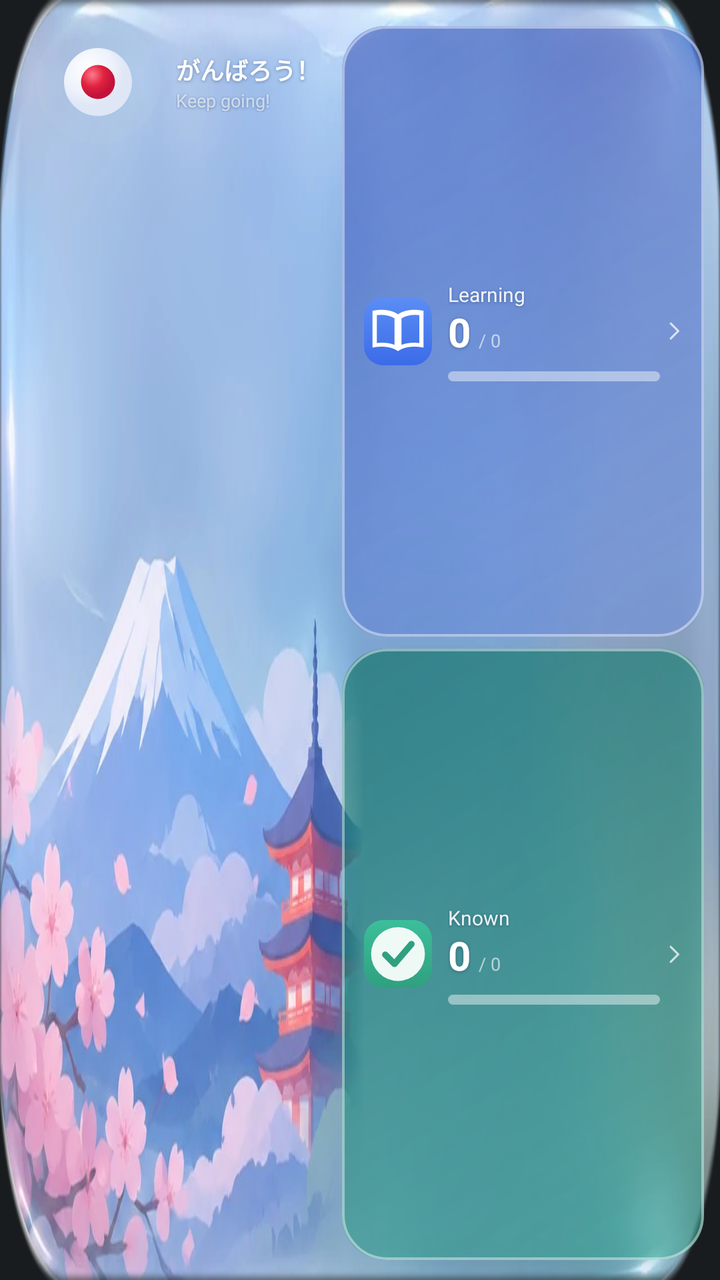
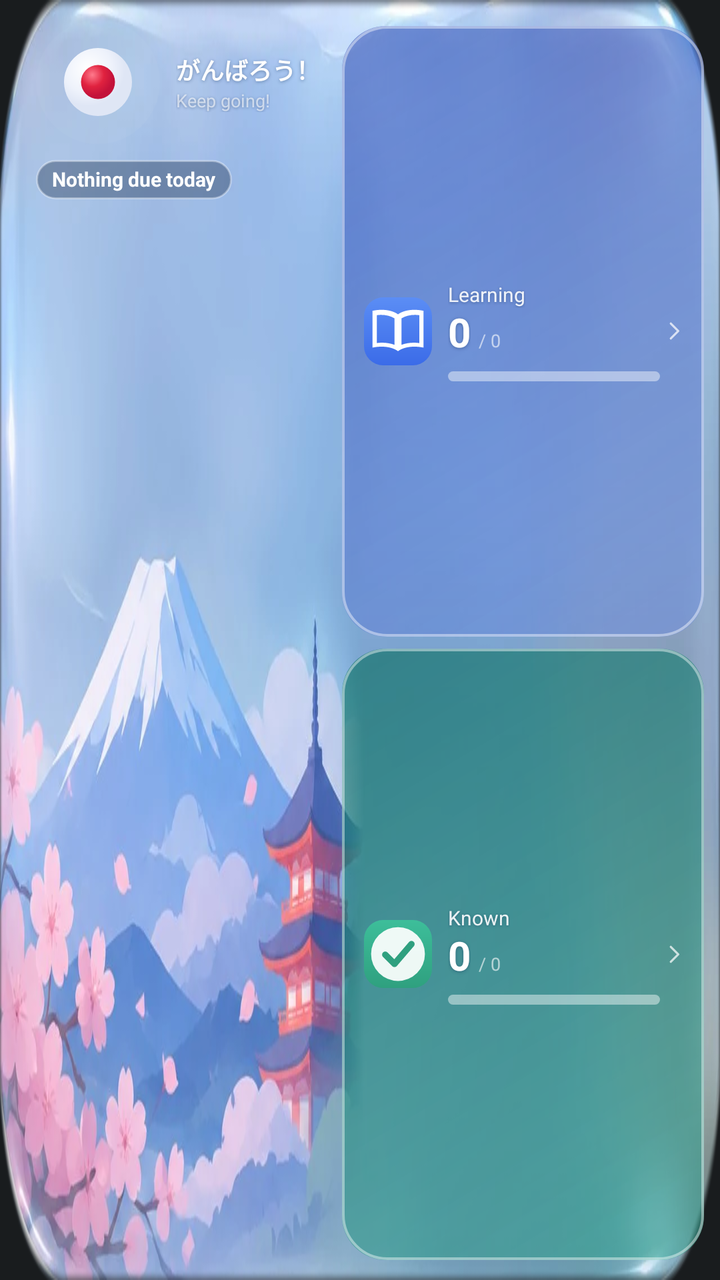

Compare the two renders of this Android layout. The source of the first and the diff that turns it into the second are given below.
<!-- AndroidManifest.xml: application theme android:Theme.DeviceDefault.NoActionBar -->
<!-- res/layout/widget_migoku.xml -->
<?xml version="1.0" encoding="utf-8"?>
<FrameLayout xmlns:android="http://schemas.android.com/apk/res/android"
    android:id="@+id/widget_container"
    android:layout_width="match_parent"
    android:layout_height="match_parent"
    android:background="@drawable/widget_plate">

    
    <LinearLayout
        android:id="@+id/layout_content"
        android:layout_width="match_parent"
        android:layout_height="match_parent"
        android:baselineAligned="false"
        android:orientation="horizontal">

        
        <LinearLayout
            android:id="@+id/layout_header"
            android:layout_width="0dp"
            android:layout_height="match_parent"
            android:layout_weight="0.95"
            android:orientation="vertical"
            android:paddingStart="18dp"
            android:paddingTop="10dp">

            <LinearLayout
                android:id="@+id/layout_header_row"
                android:layout_width="wrap_content"
                android:layout_height="wrap_content"
                android:gravity="center_vertical"
                android:orientation="horizontal">

                <FrameLayout
                    android:id="@+id/header_blob"
                    android:layout_width="62dp"
                    android:layout_height="62dp"
                    android:background="@drawable/bg_header_blob"
                    android:padding="14dp">

                    <ImageView
                        android:id="@+id/img_jp_flag"
                        android:layout_width="match_parent"
                        android:layout_height="match_parent"
                        android:contentDescription="@string/flag_description"
                        android:src="@drawable/ic_japan_flag" />
                </FrameLayout>

                <LinearLayout
                    android:layout_width="wrap_content"
                    android:layout_height="wrap_content"
                    android:layout_marginStart="8dp"
                    android:orientation="vertical">

                    <TextView
                        android:id="@+id/tv_title"
                        android:layout_width="wrap_content"
                        android:layout_height="wrap_content"
                        android:fontFamily="sans-serif-rounded"
                        android:includeFontPadding="false"
                        android:maxLines="1"
                        android:shadowColor="@color/text_shadow"
                        android:shadowDx="0"
                        android:shadowDy="1"
                        android:shadowRadius="4"
                        android:text="@string/widget_title"
                        android:textColor="@color/text_primary"
                        android:textSize="12sp"
                        android:textStyle="bold" />

                    <TextView
                        android:id="@+id/tv_subtitle"
                        android:layout_width="wrap_content"
                        android:layout_height="wrap_content"
                        android:layout_marginTop="2dp"
                        android:fontFamily="sans-serif-rounded"
                        android:includeFontPadding="false"
                        android:maxLines="1"
                        android:shadowColor="@color/text_shadow"
                        android:shadowDx="0"
                        android:shadowDy="1"
                        android:shadowRadius="3"
                        android:text="@string/widget_subtitle"
                        android:textColor="@color/text_secondary"
                        android:textSize="9sp" />
                </LinearLayout>
            </LinearLayout>
        </LinearLayout>

        
        <LinearLayout
            android:id="@+id/layout_stats"
            android:layout_width="0dp"
            android:layout_height="match_parent"
            android:layout_weight="1.05"
            android:orientation="vertical"
            android:paddingTop="13dp"
            android:paddingEnd="8dp"
            android:paddingBottom="10dp">

            
            <FrameLayout
                android:id="@+id/layout_error"
                android:layout_width="match_parent"
                android:layout_height="0dp"
                android:layout_weight="1"
                android:visibility="gone">

                <TextView
                    android:id="@+id/tv_error_message"
                    android:layout_width="match_parent"
                    android:layout_height="wrap_content"
                    android:layout_gravity="center"
                    android:background="@drawable/bg_error_banner"
                    android:gravity="center"
                    android:paddingHorizontal="14dp"
                    android:paddingVertical="12dp"
                    android:textColor="@color/error_text"
                    android:textSize="11sp" />
            </FrameLayout>

            <LinearLayout
                android:id="@+id/layout_stats_content"
                android:layout_width="match_parent"
                android:layout_height="match_parent"
                android:orientation="vertical">

                <LinearLayout
                    android:id="@+id/card_learning"
                    android:layout_width="match_parent"
                    android:layout_height="0dp"
                    android:layout_marginBottom="6dp"
                    android:layout_weight="1"
                    android:background="@drawable/bg_card_learning"
                    android:gravity="center_vertical"
                    android:orientation="horizontal"
                    android:padding="11dp">

                    <ImageView
                        android:layout_width="34dp"
                        android:layout_height="34dp"
                        android:contentDescription="@null"
                        android:importantForAccessibility="no"
                        android:src="@drawable/ic_stat_learning" />

                    <LinearLayout
                        android:layout_width="0dp"
                        android:layout_height="wrap_content"
                        android:layout_marginStart="8dp"
                        android:layout_marginEnd="4dp"
                        android:layout_weight="1"
                        android:orientation="vertical">

                        <TextView
                            android:layout_width="wrap_content"
                            android:layout_height="wrap_content"
                            android:fontFamily="sans-serif-rounded"
                            android:maxLines="1"
                            android:shadowColor="@color/text_shadow"
                            android:shadowDx="0"
                            android:shadowDy="1"
                            android:shadowRadius="3"
                            android:text="@string/label_learning"
                            android:textColor="@color/text_label"
                            android:textSize="10sp" />

                        <LinearLayout
                            android:layout_width="match_parent"
                            android:layout_height="wrap_content"
                            android:layout_marginTop="1dp"
                            android:gravity="bottom"
                            android:orientation="horizontal">

                            <TextView
                                android:id="@+id/tv_learning_count"
                                android:layout_width="wrap_content"
                                android:layout_height="wrap_content"
                                android:fontFamily="sans-serif-rounded"
                                android:includeFontPadding="false"
                                android:maxLines="1"
                                android:shadowColor="@color/text_shadow"
                                android:shadowDx="0"
                                android:shadowDy="1"
                                android:shadowRadius="4"
                                android:text="0"
                                android:textColor="@color/text_primary"
                                android:textSize="20sp"
                                android:textStyle="bold" />

                            <TextView
                                android:id="@+id/tv_learning_total"
                                android:layout_width="0dp"
                                android:layout_height="wrap_content"
                                android:layout_marginStart="4dp"
                                android:layout_weight="1"
                                android:fontFamily="sans-serif-rounded"
                                android:includeFontPadding="false"
                                android:ellipsize="end"
                                android:maxLines="1"
                                android:text="/ 0"
                                android:textColor="@color/text_secondary"
                                android:textSize="9sp" />
                        </LinearLayout>

                        <ProgressBar
                            android:id="@+id/progress_learning"
                            style="?android:attr/progressBarStyleHorizontal"
                            android:layout_width="match_parent"
                            android:layout_height="5dp"
                            android:layout_marginTop="7dp"
                            android:max="100"
                            android:progress="0"
                            android:progressDrawable="@drawable/progress_bar_learning" />
                    </LinearLayout>

                    <ImageView
                        android:layout_width="7dp"
                        android:layout_height="11dp"
                        android:contentDescription="@null"
                        android:importantForAccessibility="no"
                        android:src="@drawable/ic_chevron_right" />
                </LinearLayout>

                <LinearLayout
                    android:id="@+id/card_known"
                    android:layout_width="match_parent"
                    android:layout_height="0dp"
                    android:layout_weight="1"
                    android:background="@drawable/bg_card_known"
                    android:gravity="center_vertical"
                    android:orientation="horizontal"
                    android:padding="11dp">

                    <ImageView
                        android:layout_width="34dp"
                        android:layout_height="34dp"
                        android:contentDescription="@null"
                        android:importantForAccessibility="no"
                        android:src="@drawable/ic_stat_known" />

                    <LinearLayout
                        android:layout_width="0dp"
                        android:layout_height="wrap_content"
                        android:layout_marginStart="8dp"
                        android:layout_marginEnd="4dp"
                        android:layout_weight="1"
                        android:orientation="vertical">

                        <TextView
                            android:layout_width="wrap_content"
                            android:layout_height="wrap_content"
                            android:fontFamily="sans-serif-rounded"
                            android:maxLines="1"
                            android:shadowColor="@color/text_shadow"
                            android:shadowDx="0"
                            android:shadowDy="1"
                            android:shadowRadius="3"
                            android:text="@string/label_known"
                            android:textColor="@color/text_label"
                            android:textSize="10sp" />

                        <LinearLayout
                            android:layout_width="match_parent"
                            android:layout_height="wrap_content"
                            android:layout_marginTop="1dp"
                            android:gravity="bottom"
                            android:orientation="horizontal">

                            <TextView
                                android:id="@+id/tv_known_count"
                                android:layout_width="wrap_content"
                                android:layout_height="wrap_content"
                                android:fontFamily="sans-serif-rounded"
                                android:includeFontPadding="false"
                                android:maxLines="1"
                                android:shadowColor="@color/text_shadow"
                                android:shadowDx="0"
                                android:shadowDy="1"
                                android:shadowRadius="4"
                                android:text="0"
                                android:textColor="@color/text_primary"
                                android:textSize="20sp"
                                android:textStyle="bold" />

                            <TextView
                                android:id="@+id/tv_known_total"
                                android:layout_width="0dp"
                                android:layout_height="wrap_content"
                                android:layout_marginStart="4dp"
                                android:layout_weight="1"
                                android:fontFamily="sans-serif-rounded"
                                android:includeFontPadding="false"
                                android:ellipsize="end"
                                android:maxLines="1"
                                android:text="/ 0"
                                android:textColor="@color/text_secondary"
                                android:textSize="9sp" />
                        </LinearLayout>

                        <ProgressBar
                            android:id="@+id/progress_known"
                            style="?android:attr/progressBarStyleHorizontal"
                            android:layout_width="match_parent"
                            android:layout_height="5dp"
                            android:layout_marginTop="7dp"
                            android:max="100"
                            android:progress="0"
                            android:progressDrawable="@drawable/progress_bar_known" />
                    </LinearLayout>

                    <ImageView
                        android:layout_width="7dp"
                        android:layout_height="11dp"
                        android:contentDescription="@null"
                        android:importantForAccessibility="no"
                        android:src="@drawable/ic_chevron_right" />
                </LinearLayout>
            </LinearLayout>
        </LinearLayout>
    </LinearLayout>
</FrameLayout>
<!-- resources referenced by this layout -->
<resources>
  <color name="error_text">#FFFFFFFF</color>
  <color name="text_label">#E6FFFFFF</color>
  <color name="text_primary">#FFFFFFFF</color>
  <color name="text_secondary">#99FFFFFF</color>
  <color name="text_shadow">#660E2A52</color>
  <!-- drawable bg_error_banner (drawable) -->
  <?xml version="1.0" encoding="utf-8"?>
  <layer-list xmlns:android="http://schemas.android.com/apk/res/android">
      <item>
          <shape android:shape="rectangle">
              <corners android:radius="18dp" />
              <solid android:color="@color/error_fill" />
          </shape>
      </item>
      <item>
          <shape android:shape="rectangle">
              <corners android:radius="18dp" />
              <stroke
                  android:width="1dp"
                  android:color="@color/error_stroke" />
          </shape>
      </item>
  </layer-list>
  <!-- drawable bg_header_blob (drawable) -->
  <?xml version="1.0" encoding="utf-8"?>
  <shape xmlns:android="http://schemas.android.com/apk/res/android"
      android:shape="oval">
      <gradient
          android:centerX="0.42"
          android:centerY="0.34"
          android:endColor="@color/blob_edge"
          android:gradientRadius="0.75"
          android:startColor="@color/blob_core"
          android:type="radial" />
  </shape>
  <!-- drawable ic_chevron_right (drawable) -->
  <?xml version="1.0" encoding="utf-8"?>
  <vector xmlns:android="http://schemas.android.com/apk/res/android"
      android:width="8dp"
      android:height="12dp"
      android:viewportWidth="30"
      android:viewportHeight="44">
      <path
          android:pathData="M6,6 L22,22 L6,38"
          android:strokeColor="@color/chevron"
          android:strokeLineCap="round"
          android:strokeLineJoin="round"
          android:strokeWidth="4.5" />
  </vector>
  <string name="flag_description">Japanese flag</string>
  <string name="label_known">Known</string>
  <string name="label_learning">Learning</string>
  <string name="widget_subtitle">Keep going!</string>
  <string name="widget_title">がんばろう！</string>
  <color name="card_known_end">#8535A894</color>
  <color name="card_known_start">#A30A6E62</color>
  <color name="card_stroke">#6EFFFFFF</color>
  <color name="card_learning_end">#806E8FE0</color>
  <color name="card_learning_start">#9E3A57B8</color>
  <color name="error_fill">#99E05A5A</color>
  <color name="error_stroke">#80FFFFFF</color>
  <color name="blob_edge">#08FFFFFF</color>
  <color name="blob_core">#38FFFFFF</color>
  <color name="chevron">#B8FFFFFF</color>
  <color name="flag_disc_core">#FFFFFFFF</color>
  <color name="flag_disc_mid">#FFEEF2FB</color>
  <color name="flag_disc_edge">#FFDFE6F5</color>
  <color name="flag_red_core">#FFFF7A8C</color>
  <color name="flag_red_mid">#FFE0223F</color>
  <color name="flag_red_edge">#FFC3123A</color>
  <color name="tile_known_end">#FF2FA07F</color>
  <color name="tile_known_start">#FF3DBE9A</color>
  <color name="tile_glyph">#FFFFFFFF</color>
  <color name="tile_check">#FF2FA07F</color>
  <color name="tile_learning_end">#FF3B6BE8</color>
  <color name="tile_learning_start">#FF5B8DF5</color>
  <color name="progress_track">#70FFFFFF</color>
  <color name="known_fill_end">#FF2ED8A3</color>
  <color name="known_fill_start">#FF3DE0B0</color>
  <color name="learning_fill_end">#FF3A7BF5</color>
  <color name="learning_fill_start">#FF4C8DFF</color>
  <!-- unchanged entries left out for length: 8 -->
</resources>

<!-- the commit's change to res/layout/widget_migoku.xml (unified diff, before → after) -->
@@ -84,6 +84,22 @@
                         android:textSize="9sp" />
                 </LinearLayout>
             </LinearLayout>
+
+            
+            <TextView
+                android:id="@+id/tv_due_today"
+                android:layout_width="wrap_content"
+                android:layout_height="wrap_content"
+                android:layout_marginTop="8dp"
+                android:background="@drawable/bg_due_chip"
+                android:includeFontPadding="false"
+                android:maxLines="1"
+                android:paddingHorizontal="8dp"
+                android:paddingVertical="4dp"
+                android:text="@string/widget_due_none"
+                android:textColor="@color/chip_text"
+                android:textSize="10sp"
+                android:textStyle="bold" />
         </LinearLayout>
 
         
<!-- resource entries referenced after the edit -->
@@ -1,10 +1,21 @@
 <!-- resources referenced by this layout -->
 <resources>
+  <color name="chip_text">#FFFFFFFF</color>
   <color name="error_text">#FFFFFFFF</color>
   <color name="text_label">#E6FFFFFF</color>
   <color name="text_primary">#FFFFFFFF</color>
   <color name="text_secondary">#99FFFFFF</color>
   <color name="text_shadow">#660E2A52</color>
+  <!-- drawable bg_due_chip (drawable) -->
+  <?xml version="1.0" encoding="utf-8"?>
+  <shape xmlns:android="http://schemas.android.com/apk/res/android"
+      android:shape="rectangle">
+      <corners android:radius="10dp" />
+      <solid android:color="@color/chip_fill" />
+      <stroke
+          android:width="1dp"
+          android:color="@color/chip_stroke" />
+  </shape>
   <!-- drawable bg_error_banner (drawable) -->
   <?xml version="1.0" encoding="utf-8"?>
   <layer-list xmlns:android="http://schemas.android.com/apk/res/android">
@@ -52,6 +63,7 @@
   <string name="flag_description">Japanese flag</string>
   <string name="label_known">Known</string>
   <string name="label_learning">Learning</string>
+  <string name="widget_due_none">Nothing due today</string>
   <string name="widget_subtitle">Keep going!</string>
   <string name="widget_title">がんばろう！</string>
   <color name="card_known_end">#8535A894</color>
@@ -59,6 +71,8 @@
   <color name="card_stroke">#6EFFFFFF</color>
   <color name="card_learning_end">#806E8FE0</color>
   <color name="card_learning_start">#9E3A57B8</color>
+  <color name="chip_fill">#66203252</color>
+  <color name="chip_stroke">#59FFFFFF</color>
   <color name="error_fill">#99E05A5A</color>
   <color name="error_stroke">#80FFFFFF</color>
   <color name="blob_edge">#08FFFFFF</color>
